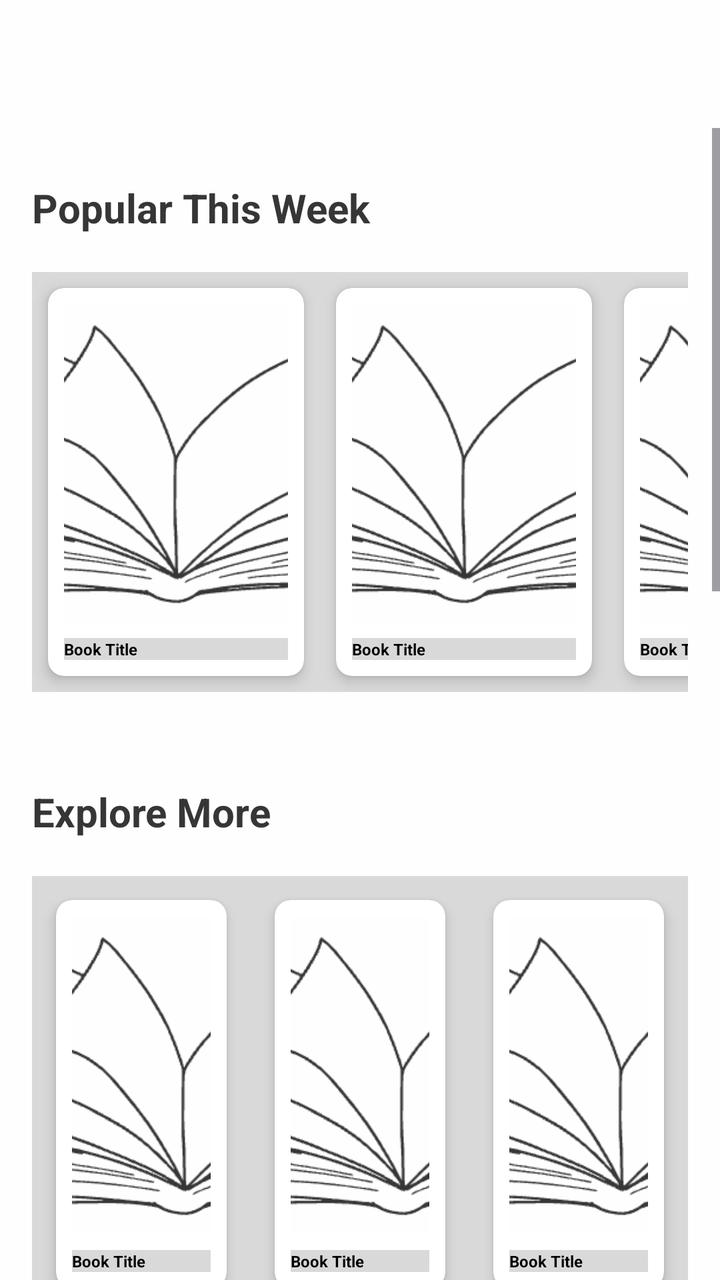
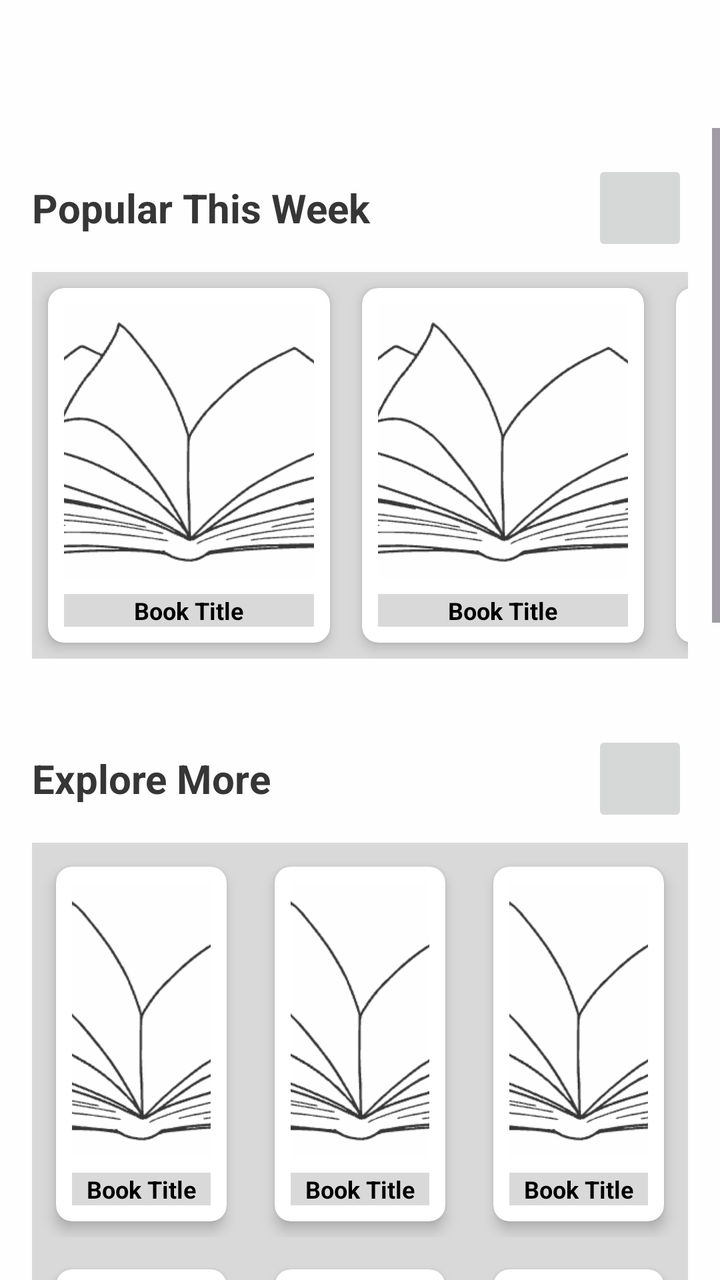

Before-and-after screenshots of an Android layout around one commit, followed by the original layout XML and the change that was made.
<!-- AndroidManifest.xml: application theme Theme.FrontendBook -->
<!-- res/layout/fragment_inner_books.xml -->
<androidx.constraintlayout.widget.ConstraintLayout
    xmlns:android="http://schemas.android.com/apk/res/android"
    xmlns:app="http://schemas.android.com/apk/res-auto"
    android:layout_width="match_parent"
    android:layout_height="match_parent"
    android:background="@color/backgroundPrimary">

    <ScrollView
        android:id="@+id/scrollContainer"
        android:layout_width="0dp"
        android:layout_height="0dp"
        android:paddingTop="?attr/actionBarSize"
        android:paddingBottom="96dp"
        android:fillViewport="true"
        android:clipToPadding="false"
        app:layout_constraintTop_toTopOf="parent"
        app:layout_constraintBottom_toBottomOf="parent"
        app:layout_constraintStart_toStartOf="parent"
        app:layout_constraintEnd_toEndOf="parent">

        <LinearLayout
            android:layout_width="match_parent"
            android:layout_height="wrap_content"
            android:orientation="vertical"
            android:padding="16dp">

            
            <LinearLayout
                android:layout_width="match_parent"
                android:layout_height="wrap_content"
                android:orientation="horizontal"
                android:gravity="center_vertical"
                android:paddingBottom="8dp">

                <TextView
                    android:id="@+id/popularTitle"
                    android:layout_width="0dp"
                    android:layout_height="wrap_content"
                    android:layout_weight="1"
                    android:text="Popular This Week"
                    android:textColor="@color/textSecondary"
                    android:textSize="20sp"
                    android:textStyle="bold" />

                <androidx.appcompat.widget.AppCompatImageButton
                    android:id="@+id/popularArrow"
                    android:layout_width="48dp"
                    android:layout_height="48dp"
                    android:src="@drawable/more"
                    android:background="?attr/selectableItemBackgroundBorderless"
                    android:contentDescription="See All Popular Books"
                    app:tint="@color/textSecondary" />
            </LinearLayout>

            
            <HorizontalScrollView
                android:layout_width="match_parent"
                android:layout_height="wrap_content"
                android:scrollbars="none"
                android:paddingBottom="12dp">

                <LinearLayout
                    android:layout_width="wrap_content"
                    android:layout_height="wrap_content"
                    android:orientation="horizontal"
                    android:background="@color/backgroundSecondary">

                    
                    <include layout="@layout/item_book_grid" />
                    <include layout="@layout/item_book_grid" />
                    <include layout="@layout/item_book_grid" />
                    <include layout="@layout/item_book_grid" />
                    <include layout="@layout/item_book_grid" />
                    <include layout="@layout/item_book_grid" />
                </LinearLayout>
            </HorizontalScrollView>

            
            <LinearLayout
                android:layout_width="match_parent"
                android:layout_height="wrap_content"
                android:orientation="horizontal"
                android:gravity="center_vertical"
                android:paddingBottom="8dp"
                android:layout_marginTop="24dp">

                <TextView
                    android:id="@+id/exploreTitle"
                    android:layout_width="0dp"
                    android:layout_height="wrap_content"
                    android:layout_weight="1"
                    android:text="Explore More"
                    android:textColor="@color/textSecondary"
                    android:textSize="20sp"
                    android:textStyle="bold" />

                <androidx.appcompat.widget.AppCompatImageButton
                    android:id="@+id/exploreArrow"
                    android:layout_width="48dp"
                    android:layout_height="48dp"
                    android:src="@drawable/more"
                    android:background="?attr/selectableItemBackgroundBorderless"
                    android:contentDescription="See All Explore Books"
                    app:tint="@color/textSecondary" />
            </LinearLayout>

            
            <GridLayout
                android:layout_width="match_parent"
                android:layout_height="wrap_content"
                android:alignmentMode="alignMargins"
                android:columnCount="3"
                android:rowOrderPreserved="false"
                android:useDefaultMargins="true"
                android:background="@color/backgroundSecondary">

                
                <FrameLayout
                    android:layout_width="0dp"
                    android:layout_height="wrap_content"
                    android:layout_margin="4dp"
                    android:layout_gravity="fill"
                    android:layout_columnWeight="1">
                    <include layout="@layout/item_book_grid" />

                </FrameLayout>
                <FrameLayout
                    android:layout_width="0dp"
                    android:layout_height="wrap_content"
                    android:layout_margin="4dp"
                    android:layout_gravity="fill"
                    android:layout_columnWeight="1">

                    <include layout="@layout/item_book_grid" />
                </FrameLayout><FrameLayout
                android:layout_width="0dp"
                android:layout_height="wrap_content"
                android:layout_margin="4dp"
                android:layout_gravity="fill"
                android:layout_columnWeight="1">

                <include layout="@layout/item_book_grid" />
            </FrameLayout><FrameLayout
                android:layout_width="0dp"
                android:layout_height="wrap_content"
                android:layout_margin="4dp"
                android:layout_gravity="fill"
                android:layout_columnWeight="1">

                <include layout="@layout/item_book_grid" />
            </FrameLayout><FrameLayout
                android:layout_width="0dp"
                android:layout_height="wrap_content"
                android:layout_margin="4dp"
                android:layout_gravity="fill"
                android:layout_columnWeight="1">

                <include layout="@layout/item_book_grid" />
            </FrameLayout><FrameLayout
                android:layout_width="0dp"
                android:layout_height="wrap_content"
                android:layout_margin="4dp"
                android:layout_gravity="fill"
                android:layout_columnWeight="1">

                <include layout="@layout/item_book_grid" />
            </FrameLayout><FrameLayout
                android:layout_width="0dp"
                android:layout_height="wrap_content"
                android:layout_margin="4dp"
                android:layout_gravity="fill"
                android:layout_columnWeight="1">

                <include layout="@layout/item_book_grid" />
            </FrameLayout><FrameLayout
                android:layout_width="0dp"
                android:layout_height="wrap_content"
                android:layout_margin="4dp"
                android:layout_gravity="fill"
                android:layout_columnWeight="1">

                <include layout="@layout/item_book_grid" />
            </FrameLayout><FrameLayout
                android:layout_width="0dp"
                android:layout_height="wrap_content"
                android:layout_margin="4dp"
                android:layout_gravity="fill"
                android:layout_columnWeight="1">

                <include layout="@layout/item_book_grid" />
            </FrameLayout><FrameLayout
                android:layout_width="0dp"
                android:layout_height="wrap_content"
                android:layout_margin="4dp"
                android:layout_gravity="fill"
                android:layout_columnWeight="1">

                <include layout="@layout/item_book_grid" />
            </FrameLayout><FrameLayout
                android:layout_width="0dp"
                android:layout_height="wrap_content"
                android:layout_margin="4dp"
                android:layout_gravity="fill"
                android:layout_columnWeight="1">

                <include layout="@layout/item_book_grid" />
                <FrameLayout
                    android:layout_width="0dp"
                    android:layout_height="wrap_content"
                    android:layout_margin="4dp"
                    android:layout_gravity="fill"
                    android:layout_columnWeight="1"
                    android:background="@color/backgroundPrimary">

                    <com.google.android.material.button.MaterialButton
                        android:id="@+id/exploreSeeAll"
                        style="@style/Widget.Material3.Button.TextButton"
                        android:layout_width="match_parent"
                        android:layout_height="wrap_content"
                        android:text="See All"
                        android:textColor="@color/textPrimary"
                        android:textSize="14sp"
                        android:backgroundTint="@android:color/transparent"
                        android:strokeColor="@color/textSecondary"
                        android:insetTop="16dp"
                        android:insetBottom="16dp"
                        android:insetLeft="8dp"
                        android:insetRight="8dp"
                        android:padding="8dp"
                        android:layout_gravity="center"
                        android:contentDescription="Go to Explore More" />
                </FrameLayout>

            </FrameLayout>
            </GridLayout>

        </LinearLayout>
    </ScrollView>
</androidx.constraintlayout.widget.ConstraintLayout>
<!-- res/layout/item_book_grid.xml (included above) -->
<?xml version="1.0" encoding="utf-8"?>
<androidx.cardview.widget.CardView
    xmlns:android="http://schemas.android.com/apk/res/android"
    xmlns:card_view="http://schemas.android.com/apk/res-auto"
    android:layout_width="wrap_content"
    android:layout_height="wrap_content"
    android:layout_margin="8dp"
    card_view:cardCornerRadius="8dp"
    card_view:cardElevation="4dp"
    android:background="@color/backgroundPrimary">

    <LinearLayout
        android:layout_width="match_parent"
        android:layout_height="194dp"
        android:orientation="vertical"
        android:padding="8dp">

        
        <ImageView
            android:id="@+id/bookImage"
            android:layout_width="112dp"
            android:layout_height="82dp"
            android:layout_weight="1"
            android:adjustViewBounds="true"
            android:background="@color/boxes_background"
            android:contentDescription="Book cover"
            android:scaleType="centerCrop"
            android:src="@drawable/bookk" />

        
        <TextView
            android:id="@+id/bookTitle"
            android:layout_width="match_parent"
            android:layout_height="wrap_content"
            android:layout_marginTop="8dp"
            android:ellipsize="end"
            android:maxLines="1"
            android:text="Book Title"
            android:background="@color/backgroundSecondary"
            android:textColor="@color/textPrimary"
            android:textSize="8sp"
            android:textStyle="bold" />

    </LinearLayout>
</androidx.cardview.widget.CardView>
<!-- resources referenced by this layout -->
<resources>
  <color name="backgroundPrimary">#FEFEFE</color>
  <color name="backgroundSecondary">#D9D9D9</color>
  <color name="boxes_background">#DCDCDC</color>
  <color name="textPrimary">#000000</color>
  <color name="textSecondary">#363636</color>
  <!-- drawable bookk: png bitmap (drawable, 18992 bytes) -->
  <!-- drawable more: png bitmap (drawable, 189 bytes) -->
  <style name="Theme.FrontendBook" parent="Base.Theme.FrontendBook" />
  <style name="Base.Theme.FrontendBook" parent="Theme.Material3.DayNight.NoActionBar">
          <item name="colorPrimary">@color/backgroundPrimary</item>
          <item name="colorPrimaryVariant">@color/backgroundSecondary</item>
          <item name="colorOnPrimary">@color/black</item>
          <item name="colorSecondary">@color/black</item>
          <item name="colorOutline">@color/line</item>
  
      </style>
  <color name="black">#000000</color>
  <color name="line">#D9D9D9</color>
</resources>

<!-- the commit's change to res/layout/fragment_inner_books.xml (unified diff, before → after) -->
@@ -47,7 +47,6 @@
                     android:layout_width="48dp"
                     android:layout_height="48dp"
                     android:src="@drawable/more"
-                    android:background="?attr/selectableItemBackgroundBorderless"
                     android:contentDescription="See All Popular Books"
                     app:tint="@color/textSecondary" />
             </LinearLayout>
@@ -99,7 +98,6 @@
                     android:layout_width="48dp"
                     android:layout_height="48dp"
                     android:src="@drawable/more"
-                    android:background="?attr/selectableItemBackgroundBorderless"
                     android:contentDescription="See All Explore Books"
                     app:tint="@color/textSecondary" />
             </LinearLayout>
@@ -222,11 +220,6 @@
                         android:textSize="14sp"
                         android:backgroundTint="@android:color/transparent"
                         android:strokeColor="@color/textSecondary"
-                        android:insetTop="16dp"
-                        android:insetBottom="16dp"
-                        android:insetLeft="8dp"
-                        android:insetRight="8dp"
-                        android:padding="8dp"
                         android:layout_gravity="center"
                         android:contentDescription="Go to Explore More" />
                 </FrameLayout>
@@ -238,11 +231,10 @@
     </ScrollView>
 </androidx.constraintlayout.widget.ConstraintLayout>
 <!-- res/layout/item_book_grid.xml (included above) -->
-<?xml version="1.0" encoding="utf-8"?>
 <androidx.cardview.widget.CardView
     xmlns:android="http://schemas.android.com/apk/res/android"
     xmlns:card_view="http://schemas.android.com/apk/res-auto"
-    android:layout_width="wrap_content"
+    android:layout_width="match_parent"
     android:layout_height="wrap_content"
     android:layout_margin="8dp"
     card_view:cardCornerRadius="8dp"
@@ -251,15 +243,16 @@
 
     <LinearLayout
         android:layout_width="match_parent"
-        android:layout_height="194dp"
+        android:layout_height="match_parent"
+        android:gravity="center_horizontal"
         android:orientation="vertical"
         android:padding="8dp">
 
         
         <ImageView
             android:id="@+id/bookImage"
-            android:layout_width="112dp"
-            android:layout_height="82dp"
+            android:layout_width="125dp"
+            android:layout_height="137dp"
             android:layout_weight="1"
             android:adjustViewBounds="true"
             android:background="@color/boxes_background"
@@ -273,13 +266,13 @@
             android:layout_width="match_parent"
             android:layout_height="wrap_content"
             android:layout_marginTop="8dp"
+            android:background="@color/backgroundSecondary"
             android:ellipsize="end"
+            android:gravity="center"
             android:maxLines="1"
             android:text="Book Title"
-            android:background="@color/backgroundSecondary"
             android:textColor="@color/textPrimary"
-            android:textSize="8sp"
+            android:textSize="12sp"
             android:textStyle="bold" />
-
     </LinearLayout>
 </androidx.cardview.widget.CardView>
